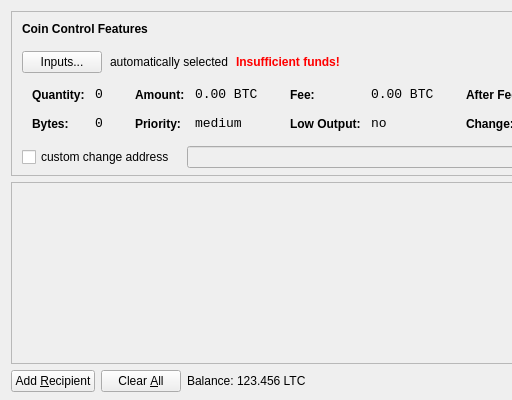
First picture: the form in src/qt/forms/sendcoinsdialog.ui, repository kR105-zz/catcoin, before the edit; both pictures show x 0 to 512 and y 0 to 400 of the 850 by 400 pixel window.
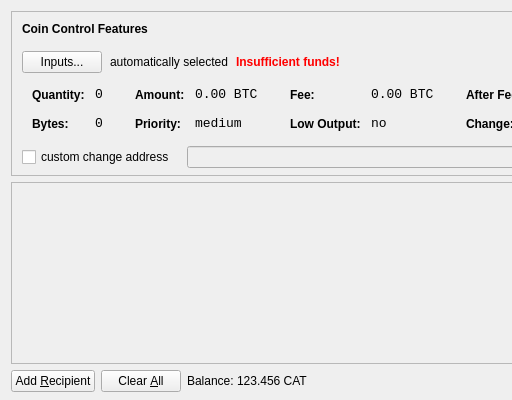
Second picture: the form after the edit. Icons and pictures are not drawn.

```diff
--- a/src/qt/forms/sendcoinsdialog.ui
+++ b/src/qt/forms/sendcoinsdialog.ui
@@ -720,7 +720,7 @@
           <cursorShape>IBeamCursor</cursorShape>
          </property>
          <property name="text">
-          <string>123.456 LTC</string>
+          <string>123.456 CAT</string>
          </property>
          <property name="textInteractionFlags">
           <set>Qt::LinksAccessibleByMouse|Qt::TextSelectableByKeyboard|Qt::TextSelectableByMouse</set>
```
